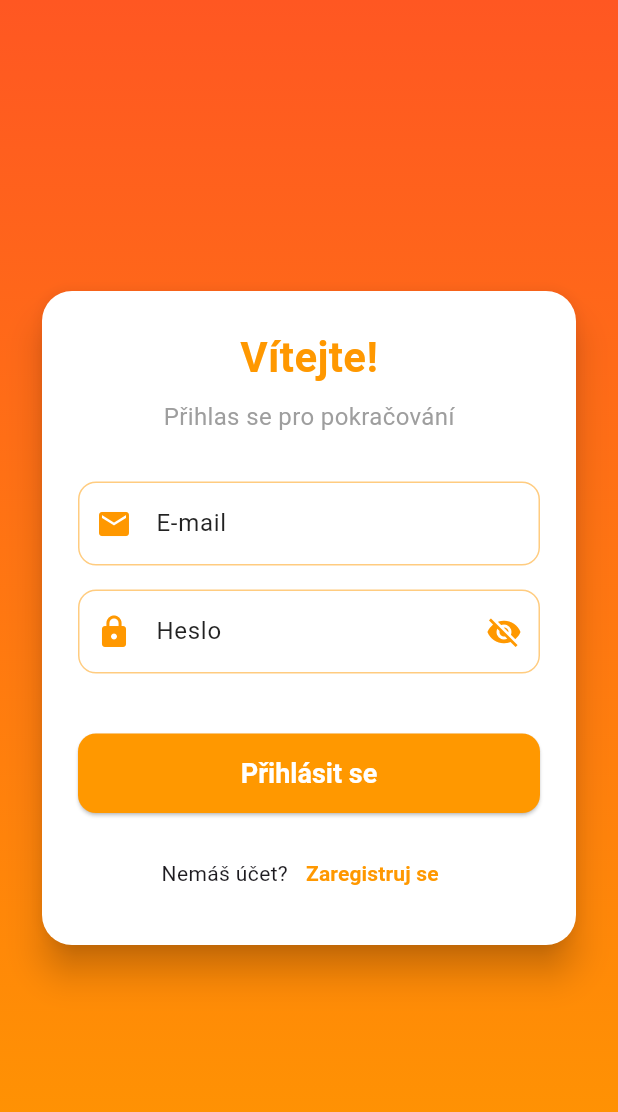
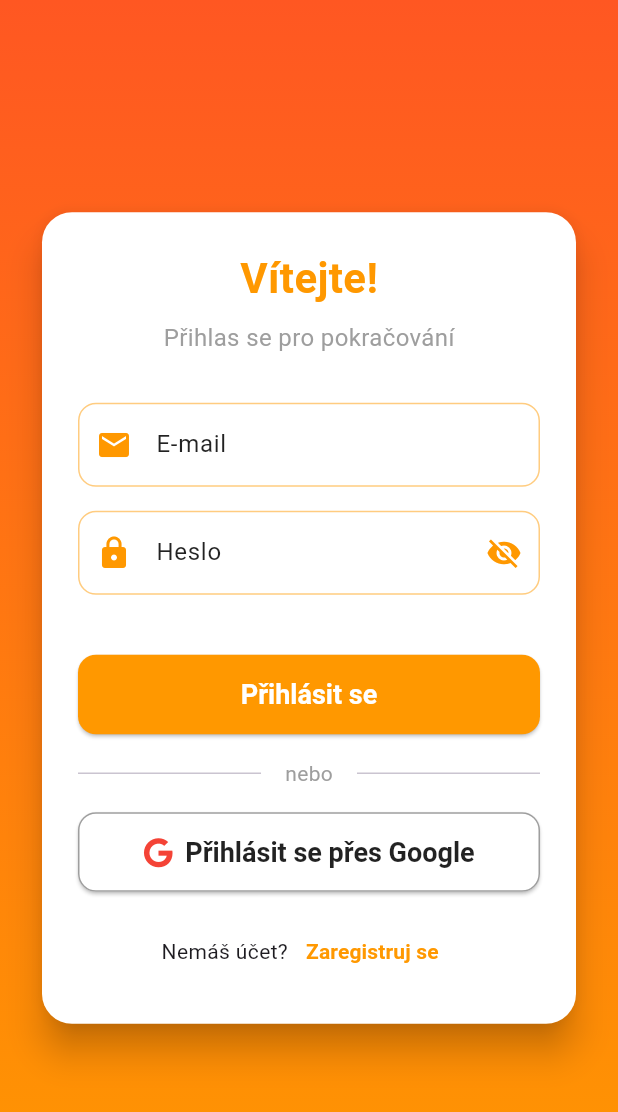
Before and after one commit to alesvcelka1/MaturitniProjekt, a Flutter app: the screen it shows after launch, on a phone screen of 412 x 824 dp. Shown: the top 1112 px of the screen. Run offline on Flutter 3.47's test engine with Material 3 defaults, Android fonts, the light colour scheme and no system bars; our stand-ins replace cloud_firestore, firebase_auth, firebase_core, font_awesome_flutter, google_sign_in; accounts and stored records are empty.

Commit message:
google_login+normalni_login

```diff
--- a/lib/pages/login_page.dart
+++ b/lib/pages/login_page.dart
@@ -1,6 +1,7 @@
 import 'package:flutter/material.dart';
 import '../services/auth_service.dart';
 import 'register_page.dart';
+import 'package:font_awesome_flutter/font_awesome_flutter.dart';
 
 class LoginPage extends StatefulWidget {
   @override
@@ -37,6 +38,27 @@ class _LoginPageState extends State<LoginPage> {
       return;
     } else {
       setState(() => _errorMessage = error);
+    }
+
+    if (mounted) {
+      setState(() => _isLoading = false);
+    }
+  }
+
+  Future<void> _loginWithGoogle() async {
+    setState(() {
+      _isLoading = true;
+      _errorMessage = null;
+    });
+
+    print('🎮 Google přihlášení...');
+    final error = await _authService.signInWithGoogle();
+
+    if (error != null) {
+      print('❌ Google přihlášení chyba: $error');
+      setState(() => _errorMessage = error);
+    } else {
+      print('✅ Google přihlášení úspěšné!');
     }
 
     if (mounted) {
@@ -179,6 +201,48 @@ class _LoginPageState extends State<LoginPage> {
 
                         const SizedBox(height: 16),
 
+                        // Oddělovač
+                        Row(
+                          children: [
+                            const Expanded(child: Divider()),
+                            const Padding(
+                              padding: EdgeInsets.symmetric(horizontal: 16),
+                              child: Text("nebo", style: TextStyle(color: Colors.grey)),
+                            ),
+                            const Expanded(child: Divider()),
+                          ],
+                        ),
+
+                        const SizedBox(height: 16),
+
+                        // Google přihlášení
+                        SizedBox(
+                          width: double.infinity,
+                          child: ElevatedButton.icon(
+                            onPressed: _isLoading ? null : _loginWithGoogle,
+                            style: ElevatedButton.styleFrom(
+                              backgroundColor: Colors.white,
+                              foregroundColor: Colors.black87,
+                              side: const BorderSide(color: Colors.grey),
+                              padding: const EdgeInsets.symmetric(vertical: 16),
+                              shape: RoundedRectangleBorder(
+                                borderRadius: BorderRadius.circular(12),
+                              ),
+                            ),
+                            icon: const FaIcon(
+                              FontAwesomeIcons.google,
+                              color: Colors.red,
+                              size: 20,
+                            ),
+                            label: const Text(
+                              "Přihlásit se přes Google",
+                              style: TextStyle(fontSize: 18),
+                            ),
+                          ),
+                        ),
+
+                        const SizedBox(height: 16),
+
                         // Registrace
                         Row(
                           mainAxisAlignment: MainAxisAlignment.center,
--- a/pubspec.yaml
+++ b/pubspec.yaml
@@ -14,6 +14,8 @@ dependencies:
   firebase_auth: ^5.3.0
   cloud_firestore: ^5.5.0
   firebase_storage: ^12.3.0
+  google_sign_in: ^6.3.0
+  font_awesome_flutter: ^10.7.0
   cupertino_icons: ^1.0.8
 
 dev_dependencies:
```
Also changed, not shown: lib/services/auth_service.dart (+70 -0 lines), pubspec.lock, 2 other files.
